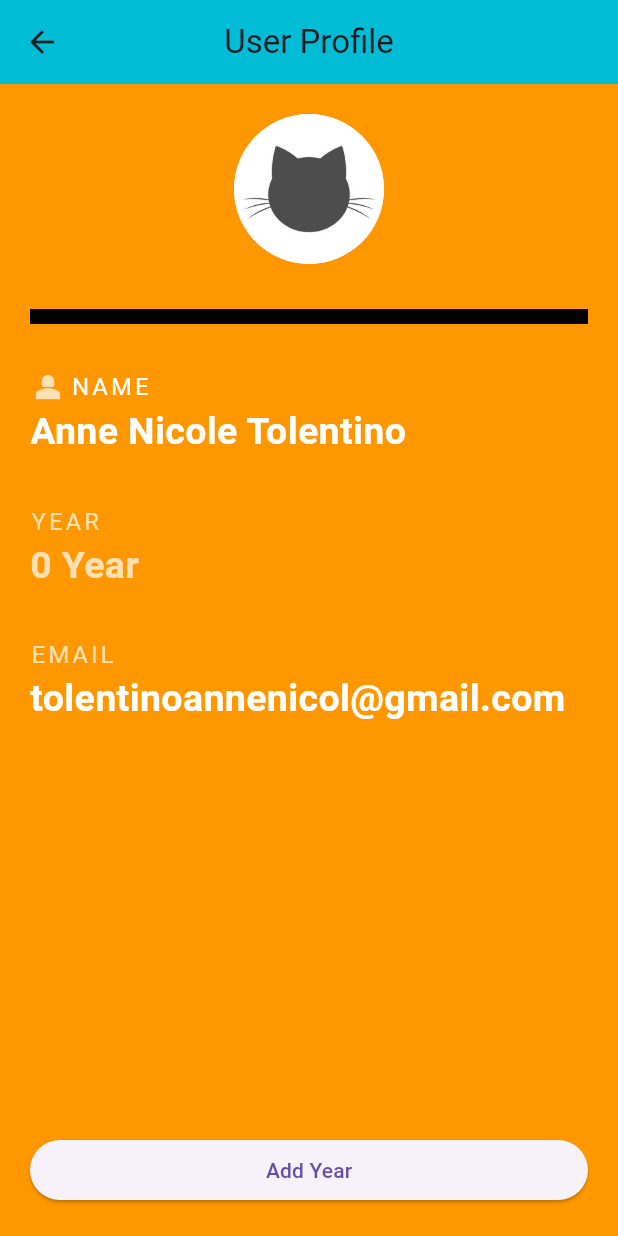
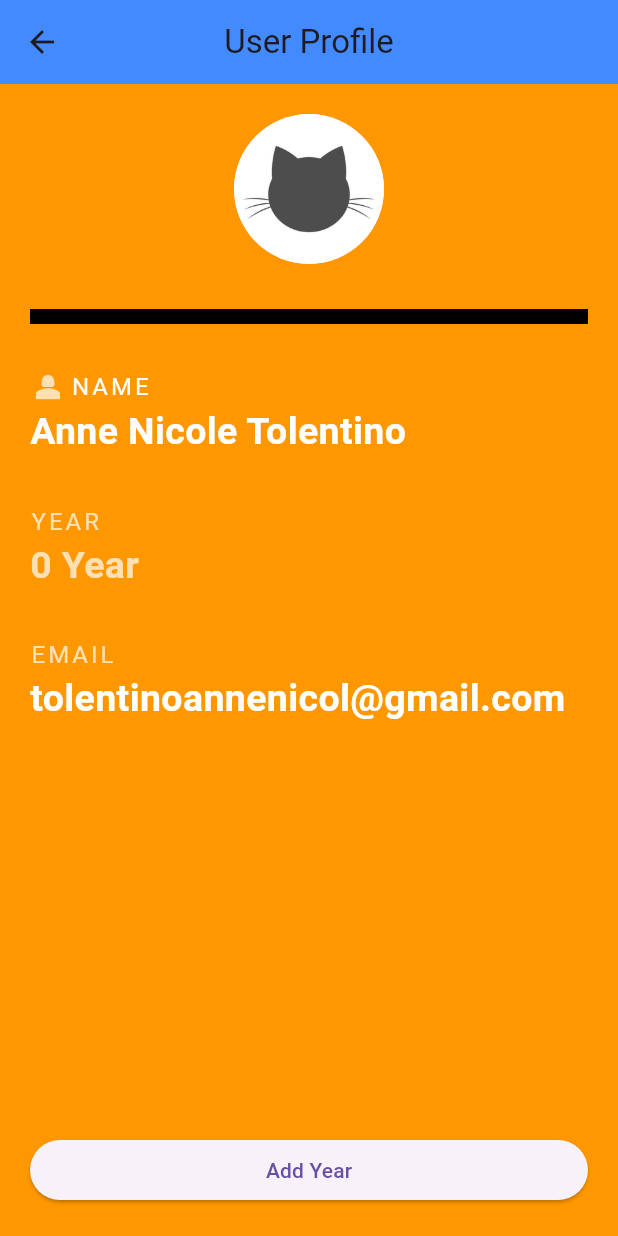
Before and after one commit to kolnieer/gorcery-store, a Flutter app: the Home screen opened by its route, on a phone screen of 412 x 824 dp. Run offline on Flutter 3.47's test engine with Material 3 defaults, Android fonts, the phone set to English and light mode, and no system bars; our stand-ins replace flutter_spinkit.

Commit message:
Activity 5 Na hindi pa tapos

```diff
--- a/lib/Home.dart
+++ b/lib/Home.dart
@@ -15,7 +15,7 @@ class _HomeState extends State<Home> {
       backgroundColor: Colors.orange,
       appBar: AppBar(
         title: Text('User Profile'),
-        backgroundColor:  Colors.cyan,
+        backgroundColor:  Colors.blueAccent,
         centerTitle: true,
       ),
       body: Padding(
```
